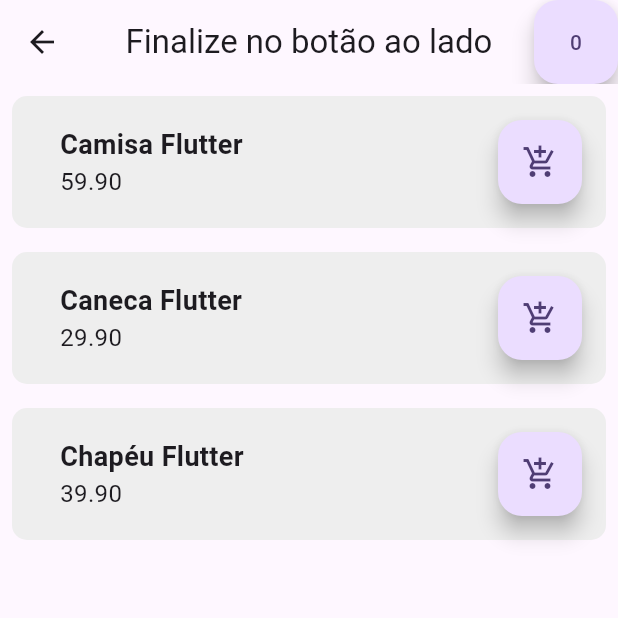
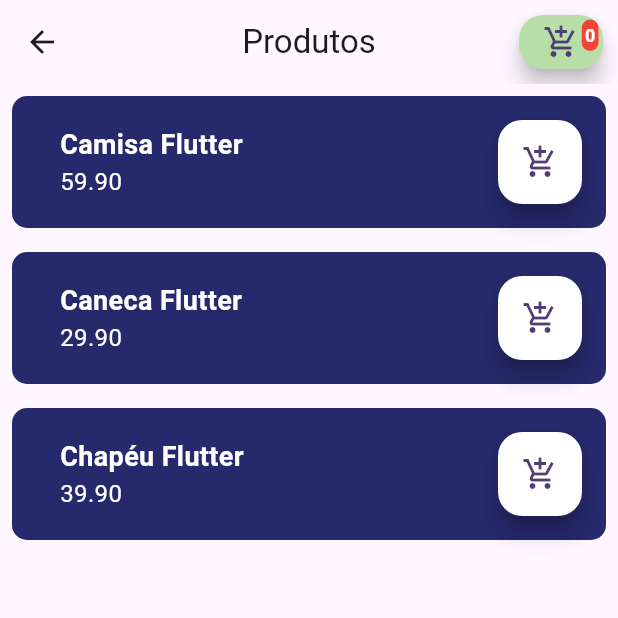
Before and after one commit to gabrielbueno99/orderplaced, a Flutter app: the Order screen opened by its route, on a phone screen of 412 x 824 dp, the top half of it. Run offline on Flutter 3.47's test engine with Material 3 defaults, Android fonts, the phone set to English and light mode, and no system bars.

Commit message:
[feat/fix] Widgets, initials screens and fix shopping_card

```diff
--- a/lib/routes/private/addProduct.dart
+++ b/lib/routes/private/addProduct.dart
@@ -74,7 +74,8 @@ class _AddProductState extends State<AddProduct> {
                   Navigator.pushNamed(context, '/admin');
                 },
                 style: ButtonStyle(
-                  backgroundColor: MaterialStateProperty.all(Colors.blue),
+                  backgroundColor: MaterialStateProperty.all(Color.fromARGB(
+                      239, 24, 27, 97)),
                   shape: MaterialStateProperty.all(RoundedRectangleBorder(
                     borderRadius: BorderRadius.circular(0.0),
                   )),
--- a/lib/routes/public/home.dart
+++ b/lib/routes/public/home.dart
@@ -32,7 +32,8 @@ class Home extends StatelessWidget {
                     Navigator.pushNamed(context, '/order');
                   },
                   style: ButtonStyle(
-                    backgroundColor: MaterialStateProperty.all(Colors.blue),
+                    backgroundColor: MaterialStateProperty.all(Color.fromARGB(
+                        239, 24, 27, 97)),
                     shape: MaterialStateProperty.all(RoundedRectangleBorder(
                       borderRadius: BorderRadius.circular(0.0),
                     )),
--- a/lib/routes/public/login.dart
+++ b/lib/routes/public/login.dart
@@ -60,7 +60,7 @@ class _LoginState extends State<Login> {
                   Navigator.pushNamed(context, '/admin');
                 },
                 style: ButtonStyle(
-                  backgroundColor: MaterialStateProperty.all(Colors.blue),
+                  backgroundColor: MaterialStateProperty.all(Color.fromARGB(239, 24, 27, 97)),
                   shape: MaterialStateProperty.all(RoundedRectangleBorder(
                     borderRadius: BorderRadius.circular(0.0),
                   )),
--- a/lib/routes/public/order.dart
+++ b/lib/routes/public/order.dart
@@ -1,12 +1,14 @@
 import 'package:flutter/material.dart';
 import '../../provider/cardprovider.dart';
 import 'package:provider/provider.dart';
+import 'package:orderplaced/widgets/shopping_button.dart';
+import 'package:orderplaced/widgets/product.dart';
 
-class Produto {
-  final String nome;
-  final double preco;
+class Product {
+  final String name;
+  final double price;
 
-  Produto({required this.nome, required this.preco});
+  Product({required this.name, required this.price});
 }
 
 class Order extends StatefulWidget {
@@ -15,10 +17,10 @@ class Order extends StatefulWidget {
 }
 
 class _OrderState extends State<Order> {
-  List<Produto> produtos = [
-    Produto(nome: 'Camisa Flutter', preco: 59.90),
-    Produto(nome: 'Caneca Flutter', preco: 29.90),
-    Produto(nome: 'Chapéu Flutter', preco: 39.90),
+  List<Product> product = [
+    Product(name: 'Camisa Flutter', price: 59.90),
+    Product(name: 'Caneca Flutter', price: 29.90),
+    Product(name: 'Chapéu Flutter', price: 39.90),
   ];
 
 
@@ -27,102 +29,26 @@ class _OrderState extends State<Order> {
     final cartProvider = Provider.of<CartProvider>(context);
     return Scaffold(
       appBar: AppBar(
-        title: Text('Finalize no botão ao lado'),
+        title: Text('Produtos'),
 
         centerTitle: true,
         actions: [
-          FloatingActionButton(
-            onPressed: (){},
-            child: Text(cartProvider.itemCount.toString()),
+          Container(
+            margin: EdgeInsets.all(5.0),
+            padding: EdgeInsets.all(5.0),
+            child: ShoppingButton(callback: (){}, contextOfCard: context),
           )
         ],
       ),
       body: ListView(
-        children: List.generate(produtos.length, (index) {
-          Produto produto = produtos[index];
-          return ProdutoWidget(
-            nome: produto.nome,
-            preco: produto.preco,
+        children: List.generate(product.length, (index) {
+          Product products = product[index];
+          return ProductWidget(
+            name: products.name,
+            price: products.price,
           );
         }),
       ),
     );
   }
 }
-
-class ProdutoWidget extends StatefulWidget {
-  final String nome;
-  final double preco;
-
-  ProdutoWidget({required this.nome, required this.preco});
-
-  @override
-  State<ProdutoWidget> createState() => _ProdutoWidgetState();
-}
-
-class _ProdutoWidgetState extends State<ProdutoWidget> {
-  int _itemCount = 0;
-
-  @override
-  Widget build(BuildContext context) {
-    final cartProvider = Provider.of<CartProvider>(context);
-    return Container(
-      margin: EdgeInsets.all(8.0),
-      padding: EdgeInsets.all(16.0),
-      decoration: BoxDecoration(
-        borderRadius: BorderRadius.circular(10.0),
-        color: Colors.grey[200],
-      ),
-      child: Row(
-        children: [
-          SizedBox(width: 16.0),
-          Column(
-            crossAxisAlignment: CrossAxisAlignment.start,
-            children: [
-              Text(
-                widget.nome,
-                style: TextStyle(fontSize: 18.0, fontWeight: FontWeight.bold),
-              ),
-              Text(
-                widget.preco.toStringAsFixed(2),
-                style: TextStyle(fontSize: 16.0),
-              ),
-            ],
-          ),
-          Spacer(),
-          Stack(
-            children: [
-              FloatingActionButton(
-                onPressed: () {
-                  setState(() => _itemCount++);
-                  cartProvider.addItem();
-                },
-                child: Icon(Icons.add_shopping_cart),
-              ),
-              if (_itemCount > 0)
-                Positioned(
-                  top: 4.0,
-                  right: 4.0,
-                  child: Container(
-                    padding: EdgeInsets.all(2.0),
-                    decoration: BoxDecoration(
-                      color: Colors.red,
-                      borderRadius: BorderRadius.circular(10.0),
-                    ),
-                    child: Text(
-                      "$_itemCount",
-                      style: TextStyle(
-                        color: Colors.white,
-                        fontSize: 12.0,
-                        fontWeight: FontWeight.bold,
-                      ),
-                    ),
-                  ),
-                ),
-            ],
-          ),
-        ],
-      ),
-    );
-  }
-}
--- /dev/null
+++ b/lib/widgets/product.dart
@@ -0,0 +1,81 @@
+import 'package:flutter/material.dart';
+import '../../provider/cardprovider.dart';
+import 'package:provider/provider.dart';
+
+class ProductWidget extends StatefulWidget {
+  final String name;
+  final double price;
+
+  ProductWidget({super.key, required this.name, required this.price});
+
+  @override
+  State<ProductWidget> createState() => _ProductWidgetState();
+}
+
+class _ProductWidgetState extends State<ProductWidget> {
+  int _itemCount = 0;
+
+  @override
+  Widget build(BuildContext context) {
+    final cartProvider = Provider.of<CartProvider>(context);
+    return Container(
+      margin: EdgeInsets.all(8.0),
+      padding: EdgeInsets.all(16.0),
+      decoration: BoxDecoration(
+        borderRadius: BorderRadius.circular(10.0),
+        color: Color.fromARGB(239, 24, 27, 97),
+      ),
+      child: Row(
+        children: [
+          SizedBox(width: 16.0),
+          Column(
+            crossAxisAlignment: CrossAxisAlignment.start,
+            children: [
+              Text(
+                widget.name,
+                style: TextStyle(fontSize: 18.0, fontWeight: FontWeight.bold, color: Colors.white),
+              ),
+              Text(
+                widget.price.toStringAsFixed(2),
+                style: TextStyle(fontSize: 16.0, color: Colors.white),
+              ),
+            ],
+          ),
+          Spacer(),
+          Stack(
+            children: [
+              FloatingActionButton(
+                onPressed: () {
+                  setState(() => _itemCount++);
+                  cartProvider.addItem();
+                },
+                child: Icon(Icons.add_shopping_cart),
+                backgroundColor: Colors.white,
+              ),
+              if (_itemCount > 0)
+                Positioned(
+                  top: 4.0,
+                  right: 4.0,
+                  child: Container(
+                    padding: EdgeInsets.all(2.0),
+                    decoration: BoxDecoration(
+                      color: Colors.red,
+                      borderRadius: BorderRadius.circular(10.0),
+                    ),
+                    child: Text(
+                      "$_itemCount",
+                      style: TextStyle(
+                        color: Colors.white,
+                        fontSize: 12.0,
+                        fontWeight: FontWeight.bold,
+                      ),
+                    ),
+                  ),
+                ),
+            ],
+          ),
+        ],
+      ),
+    );
+  }
+}
--- /dev/null
+++ b/lib/widgets/shopping_button.dart
@@ -0,0 +1,42 @@
+import 'package:flutter/material.dart';
+import '../../provider/cardprovider.dart';
+import 'package:provider/provider.dart';
+
+class ShoppingButton extends StatelessWidget {
+  final VoidCallback callback;
+  final BuildContext contextOfCard;
+  const ShoppingButton({super.key, required this.callback, required this.contextOfCard});
+
+  @override
+  Widget build(BuildContext context) {
+    final cartProvider = Provider.of<CartProvider>(contextOfCard);
+    return Stack(
+      children: [
+        FloatingActionButton(
+          onPressed: callback,
+          child: Icon(Icons.add_shopping_cart),
+          backgroundColor: Color.fromARGB(249, 183, 223, 167),
+        ),
+        Positioned(
+          top: 3.0,
+          right: 3.0,
+          child: Container(
+            padding: EdgeInsets.all(2.0),
+            decoration: BoxDecoration(
+              color: Colors.red,
+              borderRadius: BorderRadius.circular(50.0),
+            ),
+            child: Text(
+              cartProvider.itemCount.toString(),
+              style: TextStyle(
+                color: Colors.white,
+                fontSize: 12.0,
+                fontWeight: FontWeight.bold,
+              ),
+            ),
+          ),
+        ),
+      ],
+    );
+  }
+}
--- a/pubspec.yaml
+++ b/pubspec.yaml
@@ -19,7 +19,7 @@ publish_to: 'none' # Remove this line if you wish to publish to pub.dev
 version: 1.0.0+1
 
 environment:
-  sdk: '>=3.4.0 <4.0.0'
+  sdk: '>=3.2.6 <4.0.0'
 
 # Dependencies specify other packages that your package needs in order to work.
 # To automatically upgrade your package dependencies to the latest versions
@@ -34,7 +34,7 @@ dependencies:
 
   # The following adds the Cupertino Icons font to your application.
   # Use with the CupertinoIcons class for iOS style icons.
-  cupertino_icons: ^1.0.6
+  cupertino_icons: ^1.0.2
   provider: ^6.1.2
 
 dev_dependencies:
@@ -46,7 +46,7 @@ dev_dependencies:
   # activated in the `analysis_options.yaml` file located at the root of your
   # package. See that file for information about deactivating specific lint
   # rules and activating additional ones.
-  flutter_lints: ^3.0.0
+  flutter_lints: ^2.0.0
 
 # For information on the generic Dart part of this file, see the
 # following page: https://dart.dev/tools/pub/pubspec
```
Also changed, not shown: pubspec.lock, 18 other files.
